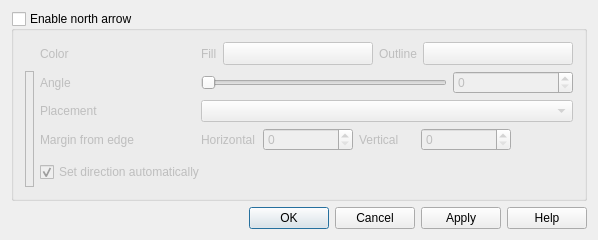
Before: the Qt Designer form src/ui/qgsdecorationnortharrowdialog.ui in qgis/QGIS, drawn with Qt 5.
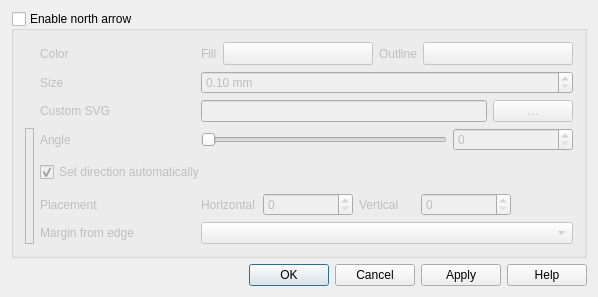
After: the same form once the commit is applied. Icons and pictures are not drawn. Custom widgets are drawn as their Qt base class.

Commit message: [FEATURE][needs-docs] Custom SVG path and size for the north arrow decoration

Diff of the .ui file:
```diff
--- a/src/ui/qgsdecorationnortharrowdialog.ui
+++ b/src/ui/qgsdecorationnortharrowdialog.ui
@@ -30,6 +30,74 @@
       <bool>false</bool>
      </property>
      <layout class="QGridLayout" name="gridLayout">
+      <item row="1" column="1">
+       <widget class="QLabel" name="textLabel1_3_22">
+        <property name="sizePolicy">
+         <sizepolicy hsizetype="Preferred" vsizetype="Minimum">
+          <horstretch>0</horstretch>
+          <verstretch>0</verstretch>
+         </sizepolicy>
+        </property>
+        <property name="text">
+         <string>Size</string>
+        </property>
+       </widget>
+      </item>
+      <item row="1" column="2" colspan="3">
+       <widget class="QgsDoubleSpinBox" name="spinSize">
+        <property name="suffix">
+         <string> mm</string>
+        </property>
+        <property name="singleStep">
+         <double>0.5</double>
+        </property>
+        <property name="minimum">
+         <double>0.100000000000000</double>
+        </property>
+        <property name="maximum">
+         <double>9999.000000000000000</double>
+        </property>
+       </widget>
+      </item>
+      <item row="2" column="1">
+       <widget class="QLabel" name="textLabel1_3_22">
+        <property name="sizePolicy">
+         <sizepolicy hsizetype="Preferred" vsizetype="Minimum">
+          <horstretch>0</horstretch>
+          <verstretch>0</verstretch>
+         </sizepolicy>
+        </property>
+        <property name="text">
+         <string>Custom SVG</string>
+        </property>
+       </widget>
+      </item>
+      <item row="2" column="2" colspan="3">
+       <layout class="QHBoxLayout" name="horizontalLayout_26">
+        <property name="leftMargin">
+         <number>0</number>
+        </property>
+        <property name="topMargin">
+         <number>0</number>
+        </property>
+        <property name="rightMargin">
+         <number>0</number>
+        </property>
+        <property name="bottomMargin">
+         <number>0</number>
+        </property>
+        <item>
+         <widget class="QLineEdit" name="mSvgPathLineEdit"/>
+        </item>
+        <item>
+         <widget class="QPushButton" name="mSvgSelectorBtn">
+          <property name="text">
+           <string>…</string>
+          </property>
+         </widget>
+        </item>
+       </layout>
+      </item>
       <item row="0" column="1">
        <widget class="QLabel" name="textLabel1_3_2">
         <property name="sizePolicy">
@@ -99,7 +167,7 @@
         </item>
        </layout>
       </item>
-      <item row="3" column="2" colspan="3">
+      <item row="5" column="2" colspan="3">
        <layout class="QHBoxLayout" name="horizontalLayout">
         <item>
          <widget class="QLabel" name="labelHorizontal">
@@ -109,7 +177,7 @@
          </widget>
         </item>
         <item>
-         <widget class="QgsSpinBox" name="spinVertical">
+         <widget class="QgsSpinBox" name="spinHorizontal">
           <property name="minimumSize">
            <size>
             <width>90</width>
@@ -138,7 +206,7 @@
          </widget>
         </item>
         <item>
-         <widget class="QgsSpinBox" name="spinHorizontal">
+         <widget class="QgsSpinBox" name="spinVertical">
           <property name="minimumSize">
            <size>
             <width>90</width>
@@ -168,7 +236,7 @@
         </item>
        </layout>
       </item>
-      <item row="1" column="1">
+      <item row="3" column="1">
        <widget class="QLabel" name="textLabel6">
         <property name="sizePolicy">
          <sizepolicy hsizetype="Preferred" vsizetype="Minimum">
@@ -190,7 +258,7 @@
         </property>
        </widget>
       </item>
-      <item row="1" column="4">
+      <item row="3" column="4">
        <widget class="QSpinBox" name="spinAngle">
         <property name="maximum">
          <number>360</number>
@@ -203,7 +271,7 @@
         </property>
        </widget>
       </item>
-      <item row="2" column="1">
+      <item row="5" column="1">
        <widget class="QLabel" name="textLabel8">
         <property name="text">
          <string>Placement</string>
@@ -213,7 +281,7 @@
         </property>
        </widget>
       </item>
-      <item row="3" column="1">
+      <item row="6" column="1">
        <widget class="QLabel" name="lblMargin">
         <property name="minimumSize">
          <size>
@@ -226,7 +294,7 @@
         </property>
        </widget>
       </item>
-      <item row="2" column="2" colspan="3">
+      <item row="6" column="2" colspan="3">
        <widget class="QComboBox" name="cboPlacement">
         <property name="toolTip">
          <string>Placement on screen</string>
@@ -261,7 +329,7 @@
         </property>
        </widget>
       </item>
-      <item row="5" column="1">
+      <item row="7" column="1">
        <spacer name="verticalSpacer">
         <property name="orientation">
          <enum>Qt::Vertical</enum>
@@ -274,7 +342,7 @@
         </property>
        </spacer>
       </item>
-      <item row="1" column="2" colspan="2">
+      <item row="3" column="2" colspan="2">
        <widget class="QSlider" name="sliderRotation">
         <property name="toolTip">
          <string/>
@@ -293,7 +361,7 @@
         </property>
        </widget>
       </item>
-      <item row="1" column="0" rowspan="4">
+      <item row="3" column="0" rowspan="4">
        <widget class="QLabel" name="pixmapLabel">
         <property name="sizePolicy">
          <sizepolicy hsizetype="Preferred" vsizetype="MinimumExpanding">
@@ -343,6 +411,11 @@
    <extends>QSpinBox</extends>
    <header>qgsspinbox.h</header>
   </customwidget>
+  <customwidget>
+   <class>QgsDoubleSpinBox</class>
+   <extends>QDoubleSpinBox</extends>
+   <header>qgsdoublespinbox.h</header>
+  </customwidget>
   <customwidget>
    <class>QgsUnitSelectionWidget</class>
    <extends>QWidget</extends>
```
Left out of the diff: 36 changed lines with no effect on the pictures. The commit also changes 4 other files.
